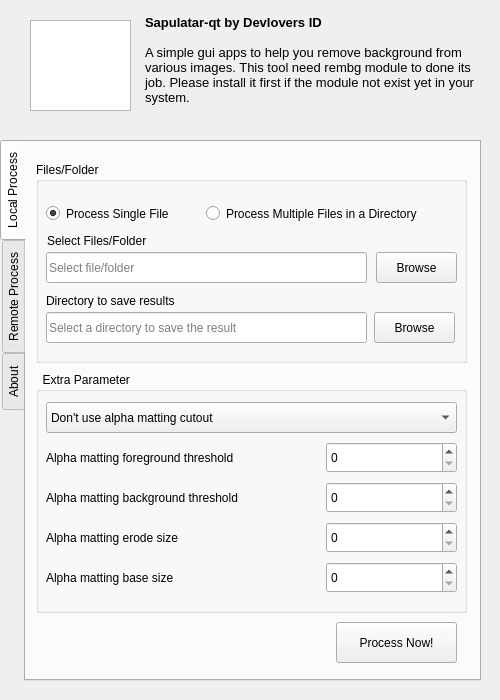
First picture: the form in form.ui, repository devlovers-id/sapulatar-qt, before the edit.
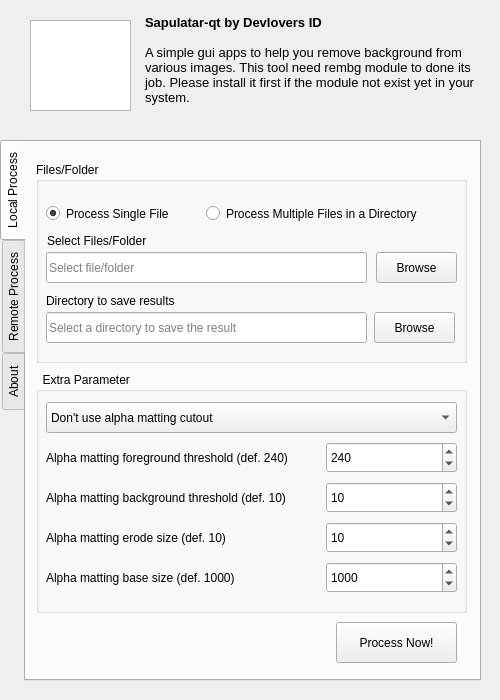
Second picture: the form after the edit.

Commit message: set default value and filter image extension

The edit to the form file:
```diff
--- a/form.ui
+++ b/form.ui
@@ -294,18 +294,27 @@
          <height>31</height>
         </rect>
        </property>
+       <property name="minimum">
+        <number>-100</number>
+       </property>
+       <property name="maximum">
+        <number>10000</number>
+       </property>
+       <property name="value">
+        <number>240</number>
+       </property>
       </widget>
       <widget class="QLabel" name="label_3">
        <property name="geometry">
         <rect>
          <x>10</x>
          <y>70</y>
-         <width>271</width>
+         <width>281</width>
          <height>31</height>
         </rect>
        </property>
        <property name="text">
-        <string>Alpha matting foreground threshold</string>
+        <string>Alpha matting foreground threshold (def. 240)</string>
        </property>
       </widget>
       <widget class="QLabel" name="label_4">
@@ -318,7 +327,7 @@
         </rect>
        </property>
        <property name="text">
-        <string>Alpha matting background threshold</string>
+        <string>Alpha matting background threshold (def. 10)</string>
        </property>
       </widget>
       <widget class="QSpinBox" name="val_bgThreshold">
@@ -330,6 +339,15 @@
          <height>31</height>
         </rect>
        </property>
+       <property name="minimum">
+        <number>-100</number>
+       </property>
+       <property name="maximum">
+        <number>10000</number>
+       </property>
+       <property name="value">
+        <number>10</number>
+       </property>
       </widget>
       <widget class="QLabel" name="label_5">
        <property name="geometry">
@@ -341,7 +359,7 @@
         </rect>
        </property>
        <property name="text">
-        <string>Alpha matting erode size</string>
+        <string>Alpha matting erode size (def. 10)</string>
        </property>
       </widget>
       <widget class="QSpinBox" name="val_erodeSize">
@@ -353,6 +371,18 @@
          <height>31</height>
         </rect>
        </property>
+       <property name="minimum">
+        <number>-100</number>
+       </property>
+       <property name="maximum">
+        <number>10000</number>
+       </property>
+       <property name="singleStep">
+        <number>0</number>
+       </property>
+       <property name="value">
+        <number>10</number>
+       </property>
       </widget>
       <widget class="QLabel" name="label_6">
        <property name="geometry">
@@ -364,7 +394,7 @@
         </rect>
        </property>
        <property name="text">
-        <string>Alpha matting base size</string>
+        <string>Alpha matting base size (def. 1000)</string>
        </property>
       </widget>
       <widget class="QSpinBox" name="val_baseSize">
@@ -376,6 +406,15 @@
          <height>31</height>
         </rect>
        </property>
+       <property name="minimum">
+        <number>-100</number>
+       </property>
+       <property name="maximum">
+        <number>10000</number>
+       </property>
+       <property name="value">
+        <number>1000</number>
+       </property>
       </widget>
      </widget>
      <widget class="QPushButton" name="btn_processLocal">
```
The commit also changes 1 other file.
